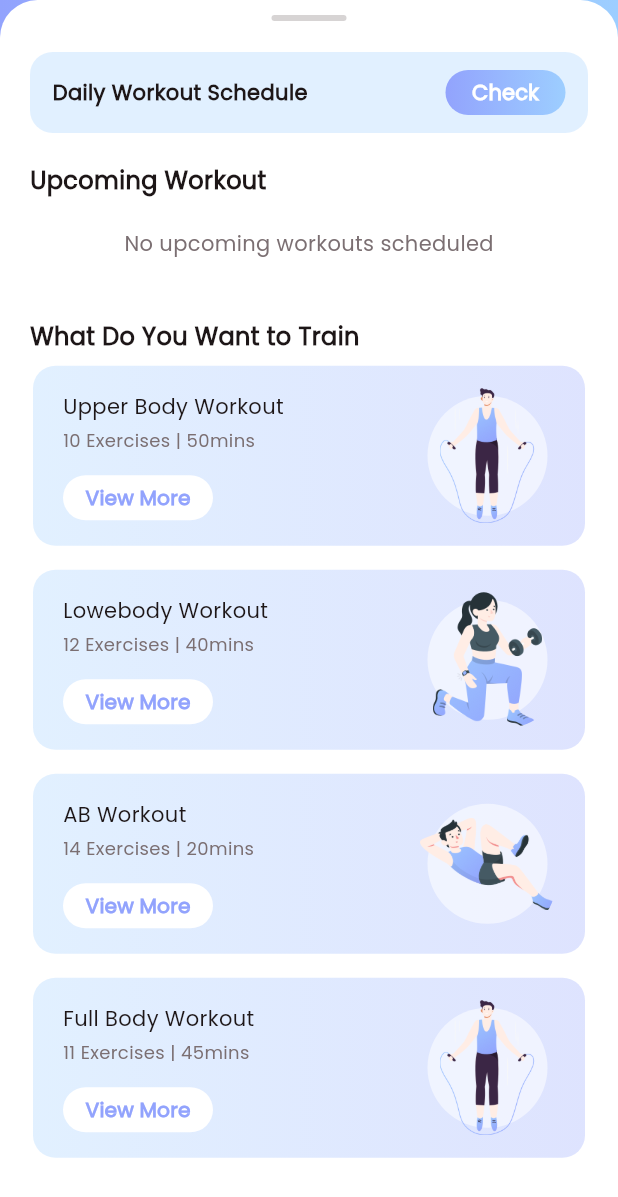
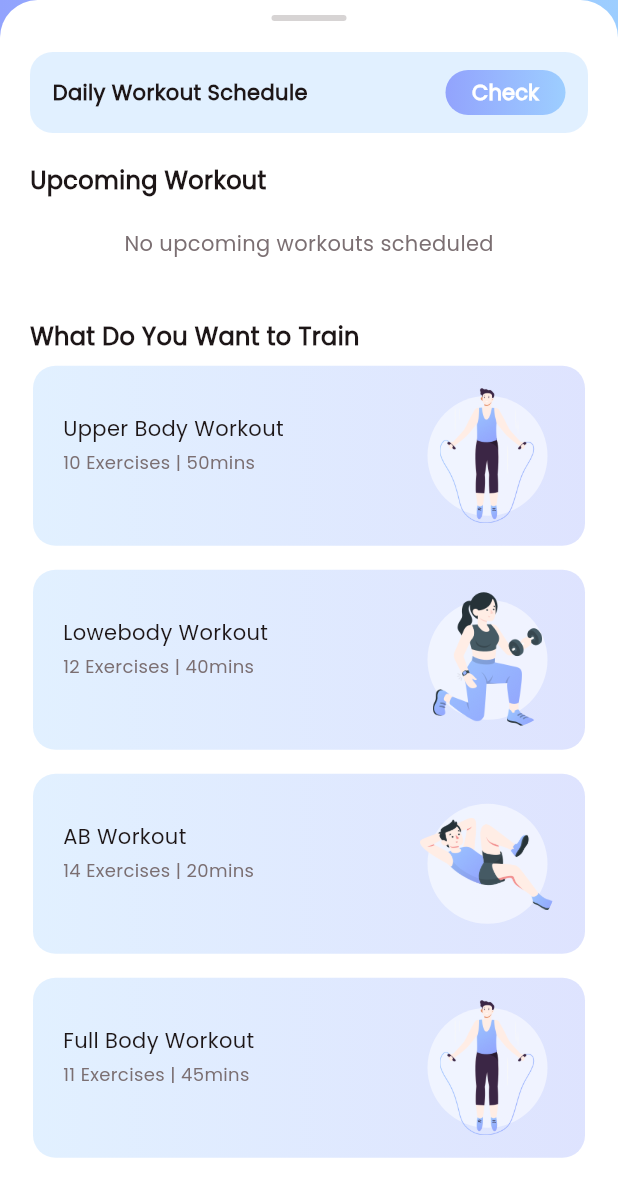
Before and after one commit to Hedgie06/fitnessapp, a Flutter app: the ActivityScreen screen opened directly, scrolled down 229 dp, on a phone screen of 412 x 824 dp. Shown: the top 1197 px of the screen. Run offline on Flutter 3.47's test engine with Material 3 defaults, Android fonts, the light colour scheme and no system bars; drawn by our look-alikes of fl_chart; our stand-ins replace animated_toggle_switch, cached_network_image, cloud_firestore, connectivity_plus, firebase_auth, firebase_core and 6 more; missing offline and left inert: dotted_dashed_line, simple_animation_progress_bar, universal_html; accounts and stored records are empty.

Commit message:
remove View more button

```diff
--- a/fitnessapp_sse3401-main/lib/view/activity/widgets/what_train_row.dart
+++ b/fitnessapp_sse3401-main/lib/view/activity/widgets/what_train_row.dart
@@ -50,13 +50,6 @@ class WhatTrainRow extends StatelessWidget {
                     const SizedBox(
                       height: 15,
                     ),
-                    SizedBox(
-                      width: 100,
-                      height: 30,
-                      child: RoundButton(
-                          title: "View More",
-                          onPressed: () {}),
-                    )
                   ],
                 ),
               ),
```
